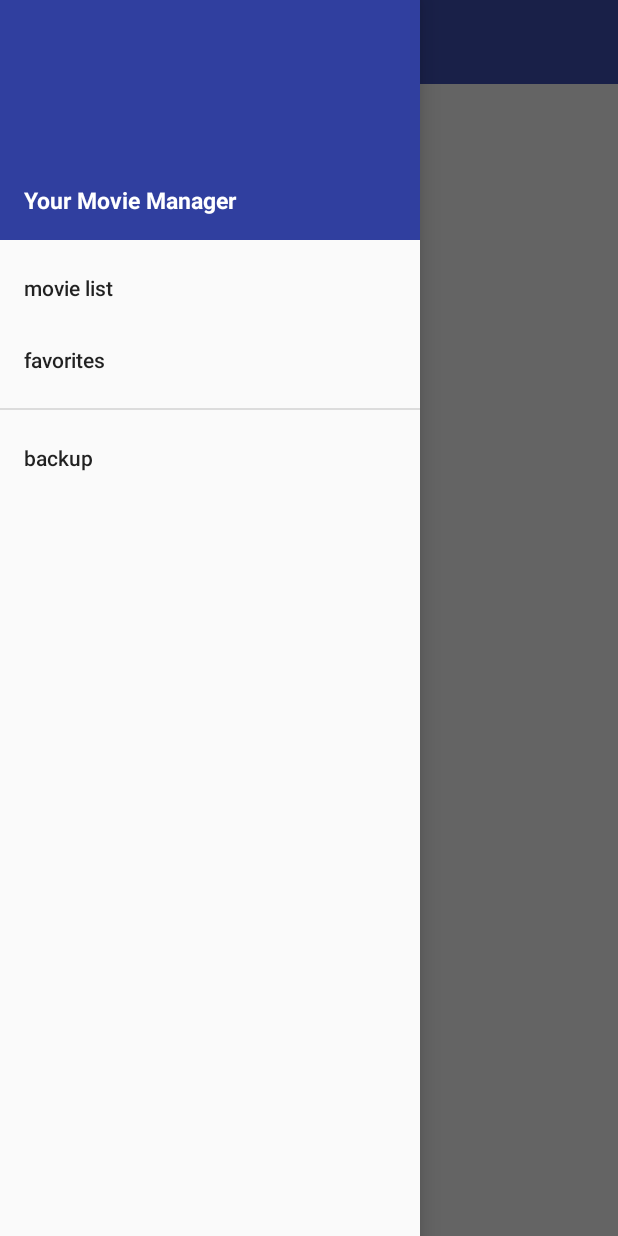
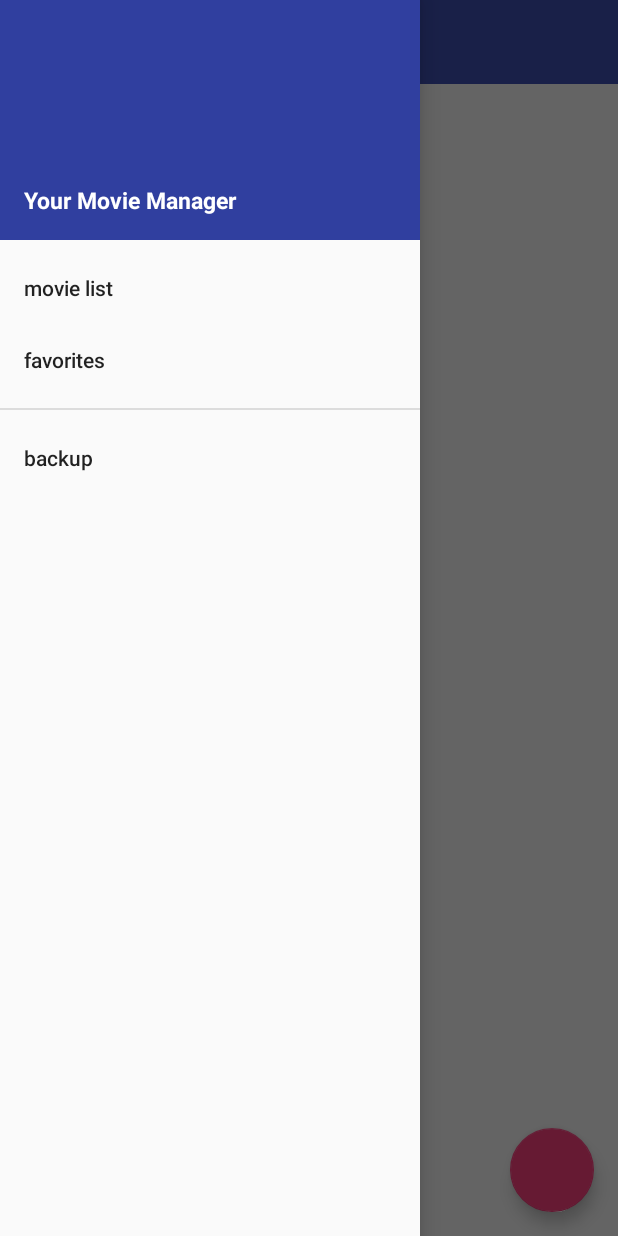
Before and after one commit to MovieMonkey/MovieMonkey.Droid, an Android app: the screen it shows after launch (MainActivity), with the side drawer open, on a phone screen of 412 x 824 dp. Run offline under Robolectric (Android 15) with nearby library versions, the phone set to English and light mode, and no system bars.

Commit message:
load first fragment

```diff
--- a/app/src/main/java/gruppenprojekt/mobpro/hslu/moviemanager/Fragments/MovieListFragment.java
+++ b/app/src/main/java/gruppenprojekt/mobpro/hslu/moviemanager/Fragments/MovieListFragment.java
@@ -2,6 +2,11 @@ package gruppenprojekt.mobpro.hslu.moviemanager.Fragments;
 
 import android.os.Bundle;
 import android.support.v4.app.Fragment;
+import android.view.LayoutInflater;
+import android.view.View;
+import android.view.ViewGroup;
+
+import gruppenprojekt.mobpro.hslu.moviemanager.R;
 
 public class MovieListFragment extends Fragment {
 
@@ -16,7 +21,11 @@ public class MovieListFragment extends Fragment {
     }
 
     @Override
-    public void onCreate(Bundle savedInstanceState) {
-        super.onCreate(savedInstanceState);
+    public View onCreateView(LayoutInflater inflater, ViewGroup container,
+                             Bundle savedInstanceState) {
+        super.onCreateView(inflater, container, savedInstanceState);
+
+        // Inflate the layout for this fragment
+        return inflater.inflate(R.layout.fragment_movie_list, container, false);
     }
 }
--- a/app/src/main/java/gruppenprojekt/mobpro/hslu/moviemanager/MainActivity.java
+++ b/app/src/main/java/gruppenprojekt/mobpro/hslu/moviemanager/MainActivity.java
@@ -38,6 +38,22 @@ public class MainActivity extends AppCompatActivity implements NavigationView.On
             drawerLayout.addDrawerListener(drawerToggle);
             drawerToggle.syncState();
         }
+
+        loadFirstFragment();
+
+        NavigationView navigationView = (NavigationView) findViewById(R.id.nav_view);
+        navigationView.setNavigationItemSelectedListener(this);
+    }
+
+    private void loadFirstFragment(){
+        MovieListFragment fragment = MovieListFragment.newInstance();
+        String tag = fragment.getTag();
+
+        FragmentTransaction transaction = getSupportFragmentManager().beginTransaction();
+        transaction.setCustomAnimations(android.support.design.R.anim.abc_fade_in, android.support.design.R.anim.abc_fade_out);
+
+        transaction.replace(R.id.content_frame, fragment, tag);
+        transaction.commit();
     }
 
     @Override
--- a/app/src/main/res/layout/fragment_movie_list.xml
+++ b/app/src/main/res/layout/fragment_movie_list.xml
@@ -1,13 +1,15 @@
-<FrameLayout xmlns:android="http://schemas.android.com/apk/res/android"
-    xmlns:tools="http://schemas.android.com/tools"
+<android.support.design.widget.CoordinatorLayout xmlns:android="http://schemas.android.com/apk/res/android"
+    android:id="@+id/main_frame"
+    android:fitsSystemWindows="true"
     android:layout_width="match_parent"
-    android:layout_height="match_parent"
-    tools:context="gruppenprojekt.mobpro.hslu.moviemanager.Fragments.MovieListFragment">
+    android:layout_height="match_parent">
 
-    <!-- TODO: Update blank fragment layout -->
-    <TextView
-        android:layout_width="match_parent"
-        android:layout_height="match_parent"
-        android:text="@string/hello_blank_fragment" />
+    <android.support.design.widget.FloatingActionButton
+    android:id="@+id/fab"
+    android:layout_width="wrap_content"
+    android:layout_height="wrap_content"
+    android:layout_gravity="bottom|end"
+    android:layout_margin="@dimen/fab_margin"
+    />
 
-</FrameLayout>
+</android.support.design.widget.CoordinatorLayout>
--- a/app/src/main/res/values/dimens.xml
+++ b/app/src/main/res/values/dimens.xml
@@ -8,4 +8,6 @@
 
     <!-- font definitions -->
     <dimen name="text_medium">15sp</dimen>
+
+    <dimen name="fab_margin">16dp</dimen>
 </resources>
```
